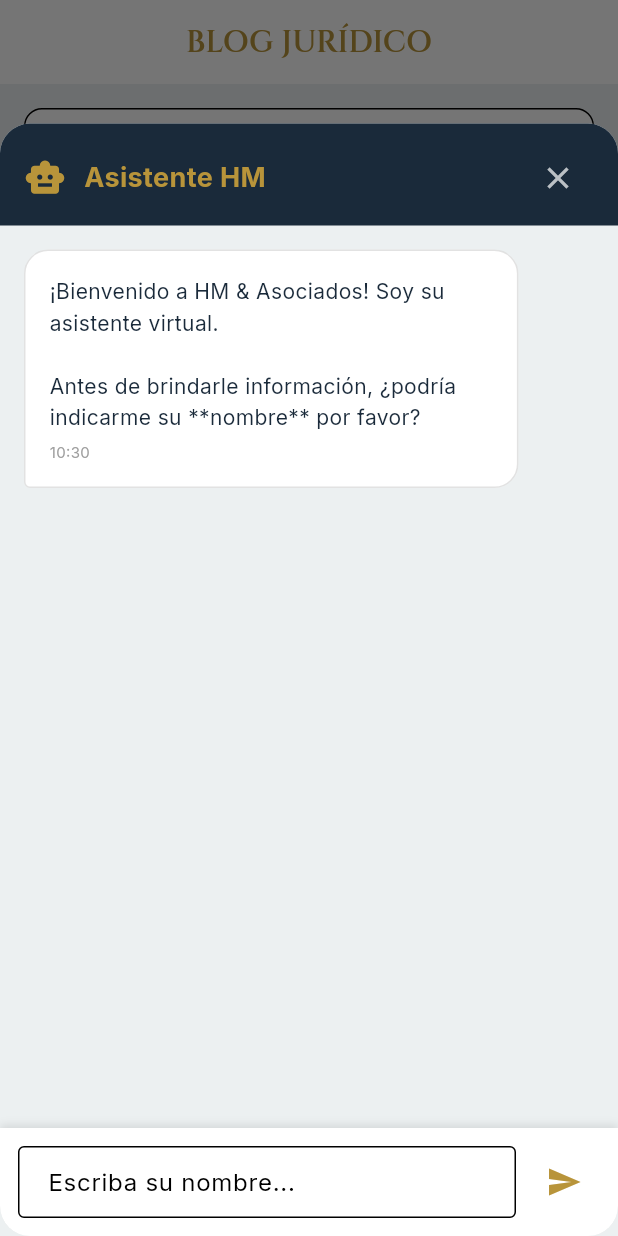
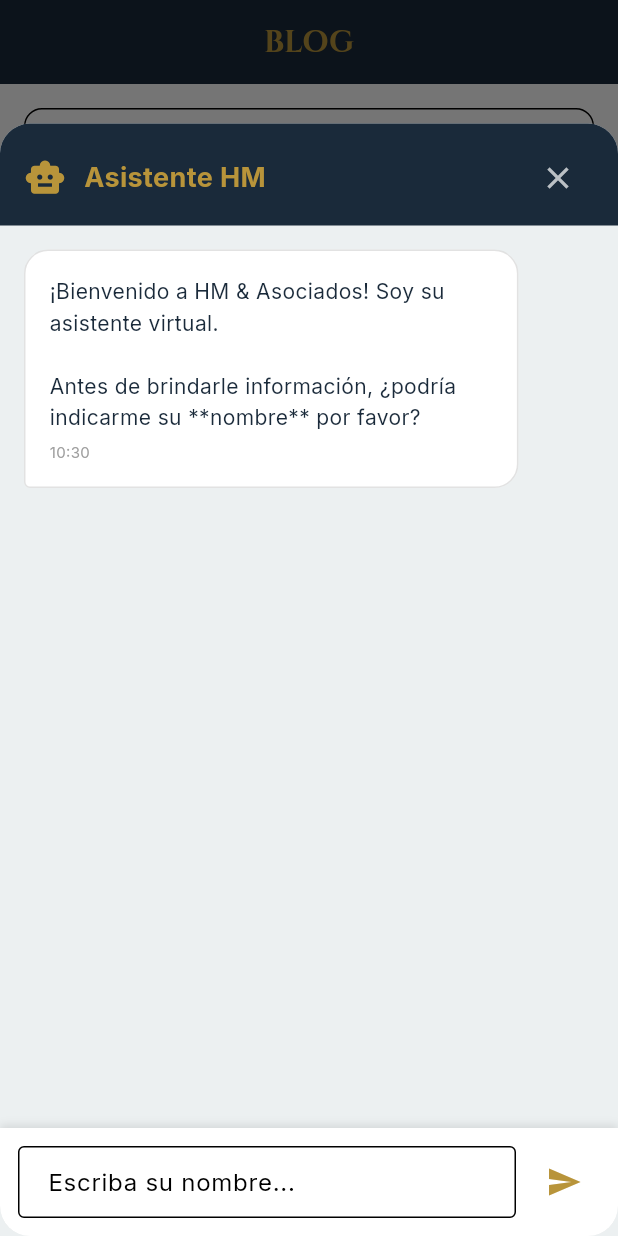
Before and after one commit to geniohd-beep/hm_asociados, a Flutter app: the screen it shows after launch, item 2 of the bottom bar chosen, after a tap on the "chat" icon, on a phone screen of 412 x 824 dp. Run offline on Flutter 3.47's test engine with Material 3 defaults, Android fonts, the phone set to English and light mode, and no system bars; our stand-ins replace google_fonts, shared_preferences.

Commit message:
add clients screen, contact screen, nav tabs, chat bot improvements

```diff
--- a/lib/main.dart
+++ b/lib/main.dart
@@ -1,8 +1,10 @@
 import 'package:flutter/material.dart';
+import 'package:google_fonts/google_fonts.dart';
 import 'package:hm_asociados/theme/app_theme.dart';
 import 'package:hm_asociados/screens/home_screen.dart';
 import 'package:hm_asociados/screens/blog_screen.dart';
-import 'package:hm_asociados/screens/profile_screen.dart';
+import 'package:hm_asociados/screens/contact_screen.dart';
+import 'package:hm_asociados/screens/clients_screen.dart';
 import 'package:hm_asociados/widgets/chat_fab.dart';
 import 'package:hm_asociados/services/ai_service.dart';
 
@@ -37,16 +39,34 @@
   final List<Widget> _screens = const [
     HomeScreen(),
     BlogScreen(),
-    ProfileScreen(),
+    ContactScreen(),
+    ClientsScreen(),
   ];
+
+  static const _titles = ['', 'BLOG', 'CONTACTO', 'CLIENTES'];
 
   @override
   Widget build(BuildContext context) {
     return Scaffold(
-      body: _screens[_currentIndex],
+      appBar: _currentIndex == 0
+          ? null
+          : AppBar(
+              title: Text(
+                _titles[_currentIndex],
+                style: GoogleFonts.cinzel(
+                  fontSize: 20,
+                  color: AppTheme.primaryGold,
+                  fontWeight: FontWeight.bold,
+                ),
+              ),
+              backgroundColor: AppTheme.primaryDark,
+              iconTheme: const IconThemeData(color: AppTheme.primaryGold),
+            ),
+      body: IndexedStack(index: _currentIndex, children: _screens),
       bottomNavigationBar: BottomNavigationBar(
         currentIndex: _currentIndex,
         onTap: (index) => setState(() => _currentIndex = index),
+        type: BottomNavigationBarType.fixed,
         items: const [
           BottomNavigationBarItem(
             icon: Icon(Icons.home),
@@ -57,8 +77,12 @@
             label: 'BLOG',
           ),
           BottomNavigationBarItem(
-            icon: Icon(Icons.person),
-            label: 'PERFIL',
+            icon: Icon(Icons.contact_phone),
+            label: 'CONTACTO',
+          ),
+          BottomNavigationBarItem(
+            icon: Icon(Icons.people),
+            label: 'CLIENTES',
           ),
         ],
       ),
--- a/lib/screens/blog_screen.dart
+++ b/lib/screens/blog_screen.dart
@@ -55,9 +55,11 @@
   Widget build(BuildContext context) {
     final filtered = _filteredPosts;
 
-    return Scaffold(
-      appBar: AppBar(title: const Text('BLOG JURÍDICO')),
-      body: Column(
+    return Material(
+      child: SizedBox(
+        width: double.infinity,
+        height: double.infinity,
+        child: Column(
           children: [
             Container(
               padding: const EdgeInsets.fromLTRB(16, 16, 16, 0),
@@ -125,6 +127,7 @@
                     ),
             ),
           ],
+        ),
       ),
     );
   }
--- /dev/null
+++ b/lib/screens/contact_screen.dart
@@ -0,0 +1,111 @@
+import 'package:flutter/material.dart';
+import 'package:google_fonts/google_fonts.dart';
+import 'package:hm_asociados/theme/app_theme.dart';
+import 'package:hm_asociados/widgets/chat_bot.dart';
+
+class ContactScreen extends StatelessWidget {
+  const ContactScreen({super.key});
+
+  @override
+  Widget build(BuildContext context) {
+    return Material(
+      child: SingleChildScrollView(
+        child: Container(
+          width: double.infinity,
+          padding: const EdgeInsets.all(40),
+          color: AppTheme.surfaceDark,
+          child: Column(
+            children: [
+              Text(
+                'CONTACTO',
+                style: GoogleFonts.cinzel(
+                  fontSize: 28,
+                  color: AppTheme.primaryGold,
+                  fontWeight: FontWeight.bold,
+                ),
+              ),
+              const SizedBox(height: 8),
+              Container(width: 60, height: 2, color: AppTheme.primaryGold),
+              const SizedBox(height: 8),
+              Padding(
+                padding: const EdgeInsets.only(bottom: 16),
+                child: Text(
+                  'Chatee con nuestro asistente virtual',
+                  textAlign: TextAlign.center,
+                  style: GoogleFonts.inter(
+                    fontSize: 14,
+                    color: AppTheme.textMuted,
+                  ),
+                ),
+              ),
+              SizedBox(
+                height: 400,
+                child: Card(
+                  child: ClipRRect(
+                    borderRadius: BorderRadius.circular(12),
+                    child: ChatBot(),
+                  ),
+                ),
+              ),
+              const SizedBox(height: 24),
+              const Divider(),
+              const SizedBox(height: 16),
+              _ContactItem(
+                icon: Icons.location_on,
+                text: 'Juliaca calle apurimas nro. 1234',
+              ),
+              const SizedBox(height: 12),
+              _ContactItem(
+                icon: Icons.phone,
+                text: '+51 (1) 555-1234',
+              ),
+              const SizedBox(height: 12),
+              _ContactItem(
+                icon: Icons.email,
+                text: 'contacto@hm-asociados.pe',
+              ),
+              const SizedBox(height: 16),
+              Text(
+                'Horario: Lunes a Viernes 9:00 - 18:00 hrs',
+                style: GoogleFonts.inter(
+                  color: AppTheme.textMuted,
+                  fontSize: 13,
+                ),
+              ),
+            ],
+          ),
+        ),
+      ),
+    );
+  }
+}
+
+class _ContactItem extends StatelessWidget {
+  final IconData icon;
+  final String text;
+
+  const _ContactItem({required this.icon, required this.text});
+
+  @override
+  Widget build(BuildContext context) {
+    return Padding(
+      padding: const EdgeInsets.symmetric(horizontal: 8),
+      child: Row(
+        mainAxisSize: MainAxisSize.min,
+        children: [
+          Icon(icon, color: AppTheme.primaryGold, size: 24),
+          const SizedBox(width: 12),
+          Flexible(
+            child: Text(
+              text,
+              style: GoogleFonts.inter(
+                color: AppTheme.textDark,
+                fontSize: 15,
+              ),
+            ),
+          ),
+        ],
+      ),
+    );
+  }
+}
--- a/lib/screens/home_screen.dart
+++ b/lib/screens/home_screen.dart
@@ -12,17 +12,16 @@
   @override
   Widget build(BuildContext context) {
     final servicesKey = GlobalKey();
-    final contactKey = GlobalKey();
 
-    return Scaffold(
-      body: SingleChildScrollView(
+    return Material(
+      child: SingleChildScrollView(
         child: Column(
           children: [
-            _HeroSection(servicesKey: servicesKey, contactKey: contactKey),
+            _HeroSection(servicesKey: servicesKey),
             _AboutSection(),
             _ServicesSection(key: servicesKey),
             _StatsSection(),
-            _ContactSection(key: contactKey),
+            _ChatContactSection(),
           ],
         ),
       ),
@@ -32,9 +31,8 @@
 
 class _HeroSection extends StatelessWidget {
   final GlobalKey servicesKey;
-  final GlobalKey contactKey;
 
-  const _HeroSection({required this.servicesKey, required this.contactKey});
+  const _HeroSection({required this.servicesKey});
 
   @override
   Widget build(BuildContext context) {
@@ -97,7 +95,7 @@
               ),
               _HeroButton(
                 label: 'CONTACTO',
-                onTap: () => _scrollTo(context, contactKey),
+                onTap: () => _openChat(context),
               ),
             ],
           ),
@@ -116,6 +114,61 @@
       );
     }
   }
+}
+
+void _openChat(BuildContext context) {
+  showModalBottomSheet(
+    context: context,
+    isScrollControlled: true,
+    backgroundColor: Colors.transparent,
+    builder: (ctx) => DraggableScrollableSheet(
+      initialChildSize: 0.9,
+      minChildSize: 0.5,
+      maxChildSize: 0.95,
+      builder: (_, scrollController) => Container(
+        decoration: const BoxDecoration(
+          color: AppTheme.surfaceDark,
+          borderRadius: BorderRadius.vertical(top: Radius.circular(20)),
+        ),
+        child: Column(
+          children: [
+            Container(
+              padding: const EdgeInsets.fromLTRB(16, 12, 16, 8),
+              decoration: BoxDecoration(
+                color: AppTheme.primaryDark,
+                borderRadius: const BorderRadius.vertical(top: Radius.circular(20)),
+              ),
+              child: Row(
+                children: [
+                  const Icon(Icons.smart_toy, color: AppTheme.primaryGold, size: 28),
+                  const SizedBox(width: 12),
+                  Text(
+                    'Asistente HM',
+                    style: TextStyle(
+                      color: AppTheme.primaryGold,
+                      fontSize: 18,
+                      fontWeight: FontWeight.bold,
+                    ),
+                  ),
+                  const Spacer(),
+                  IconButton(
+                    icon: const Icon(Icons.close, color: Colors.white70),
+                    onPressed: () => Navigator.pop(ctx),
+                  ),
+                ],
+              ),
+            ),
+            Expanded(
+              child: ClipRRect(
+                borderRadius: const BorderRadius.vertical(bottom: Radius.circular(20)),
+                child: ChatBot(),
+              ),
+            ),
+          ],
+        ),
+      ),
+    ),
+  );
 }
 
 class _HeroButton extends StatelessWidget {
@@ -302,71 +355,45 @@
   }
 }
 
-class _ContactSection extends StatelessWidget {
-  const _ContactSection({super.key});
-
+class _ChatContactSection extends StatelessWidget {
   @override
   Widget build(BuildContext context) {
     return Container(
       width: double.infinity,
       padding: const EdgeInsets.all(40),
-      color: AppTheme.surfaceDark,
+      color: AppTheme.primaryDark,
       child: Column(
         children: [
           Text(
-            'CONTACTO',
+            '¿Necesita asesoría legal?',
             style: GoogleFonts.cinzel(
-              fontSize: 28,
+              fontSize: 24,
               color: AppTheme.primaryGold,
               fontWeight: FontWeight.bold,
             ),
           ),
           const SizedBox(height: 8),
           Container(width: 60, height: 2, color: AppTheme.primaryGold),
-          const SizedBox(height: 8),
-          Padding(
-            padding: const EdgeInsets.only(bottom: 16),
-            child: Text(
-              'Chatee con nuestro asistente virtual',
-              textAlign: TextAlign.center,
-              style: GoogleFonts.inter(
-                fontSize: 14,
-                color: AppTheme.textMuted,
-              ),
-            ),
-          ),
-          SizedBox(
-            height: 400,
-            child: Card(
-              child: ClipRRect(
-                borderRadius: BorderRadius.circular(12),
-                child: ChatBot(),
-              ),
+          const SizedBox(height: 16),
+          Text(
+            'Chatee con nuestro asistente virtual HM para recibir\norientación legal personalizada.',
+            textAlign: TextAlign.center,
+            style: GoogleFonts.inter(
+              fontSize: 14,
+              color: AppTheme.textLight,
+              height: 1.5,
             ),
           ),
           const SizedBox(height: 24),
-          const Divider(),
-          const SizedBox(height: 16),
-          _ContactItem(
-            icon: Icons.location_on,
-            text: 'Av. Paseo de la República 3587\nSan Isidro, Lima 15047',
-          ),
-          const SizedBox(height: 12),
-          _ContactItem(
-            icon: Icons.phone,
-            text: '+51 (1) 555-1234',
-          ),
-          const SizedBox(height: 12),
-          _ContactItem(
-            icon: Icons.email,
-            text: 'contacto@hm-asociados.pe',
-          ),
-          const SizedBox(height: 16),
-          Text(
-            'Horario: Lunes a Viernes 9:00 - 18:00 hrs',
-            style: GoogleFonts.inter(
-              color: AppTheme.textMuted,
-              fontSize: 13,
+          ElevatedButton.icon(
+            onPressed: () => _openChat(context),
+            icon: const Icon(Icons.chat, size: 20),
+            label: const Text('CONTACTAR POR CHAT'),
+            style: ElevatedButton.styleFrom(
+              backgroundColor: AppTheme.primaryGold,
+              foregroundColor: Colors.white,
+              padding: const EdgeInsets.symmetric(horizontal: 32, vertical: 16),
+              textStyle: const TextStyle(fontSize: 16, fontWeight: FontWeight.w600),
             ),
           ),
         ],
@@ -374,33 +401,3 @@
     );
   }
 }
-
-class _ContactItem extends StatelessWidget {
-  final IconData icon;
-  final String text;
-
-  const _ContactItem({required this.icon, required this.text});
-
-  @override
-  Widget build(BuildContext context) {
-    return Padding(
-      padding: const EdgeInsets.symmetric(horizontal: 8),
-      child: Row(
-        mainAxisSize: MainAxisSize.min,
-        children: [
-          Icon(icon, color: AppTheme.primaryGold, size: 24),
-          const SizedBox(width: 12),
-          Flexible(
-            child: Text(
-              text,
-              style: GoogleFonts.inter(
-                color: AppTheme.textDark,
-                fontSize: 15,
-              ),
-            ),
-          ),
-        ],
-      ),
-    );
-  }
-}
```
Also changed, not shown: lib/models/client.dart (added, +17 -0 lines), lib/screens/clients_screen.dart (added, +238 -0 lines), lib/widgets/chat_bot.dart (+6 -34 lines). Lines whose indentation alone changed are shown as unchanged.
